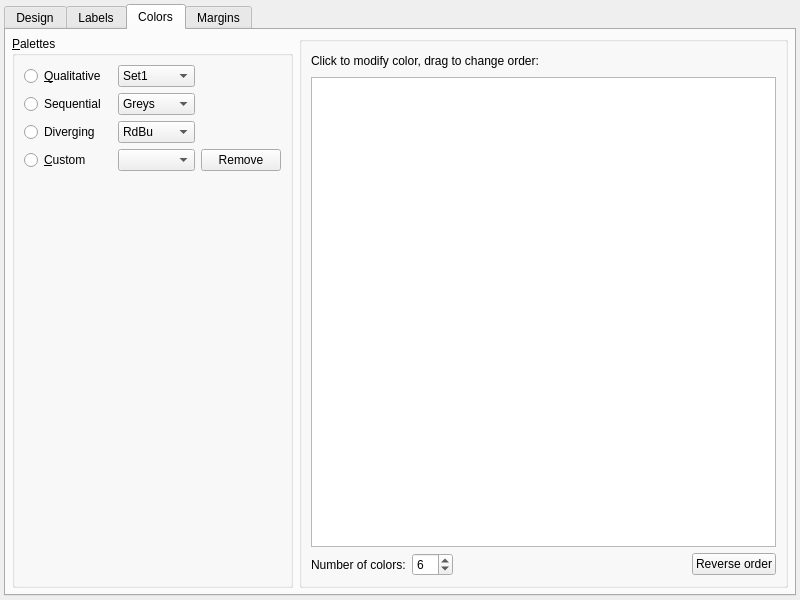
Before: the Qt Designer form coquery/gui/ui/visualizationDesigner.ui in gkunter/coquery, drawn with Qt 5.
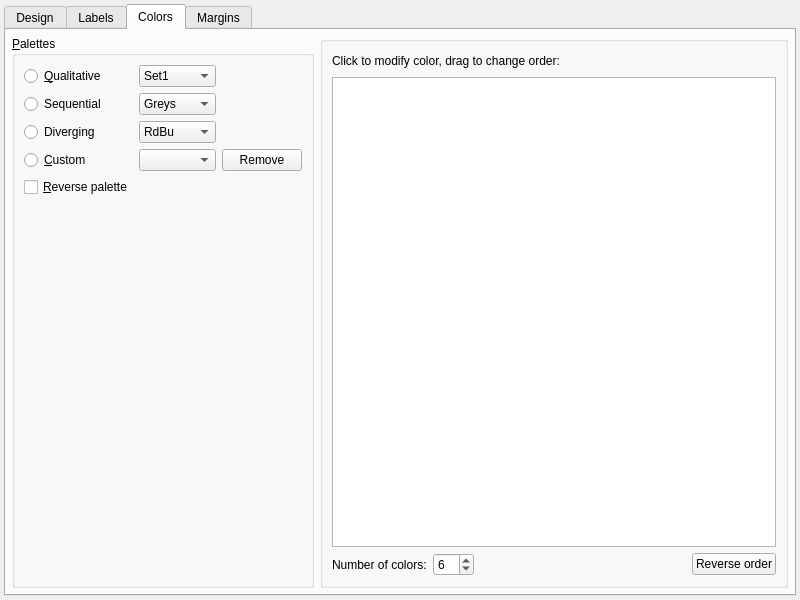
After: the same form once the commit is applied. The open tabs and pages were chosen to show the change. Custom widgets are drawn as their Qt base class.

Commit message: Add reverse palette checkbox

What changed in the file:
```diff
--- a/coquery/gui/ui/visualizationDesigner.ui
+++ b/coquery/gui/ui/visualizationDesigner.ui
@@ -1158,7 +1158,7 @@
             <item row="3" column="2">
              <widget class="QComboBox" name="combo_custom"/>
             </item>
-            <item row="4" column="2">
+            <item row="5" column="2">
              <spacer name="verticalSpacer_4">
               <property name="orientation">
                <enum>Qt::Vertical</enum>
@@ -1171,6 +1171,13 @@
               </property>
              </spacer>
             </item>
+            <item row="4" column="0" colspan="2">
+             <widget class="QCheckBox" name="check_reverse">
+              <property name="text">
+               <string>&amp;Reverse palette</string>
+              </property>
+             </widget>
+            </item>
            </layout>
           </widget>
          </item>
```
Left out of the diff: 14 changed lines with no effect on the pictures. The commit also changes 1 other file.
